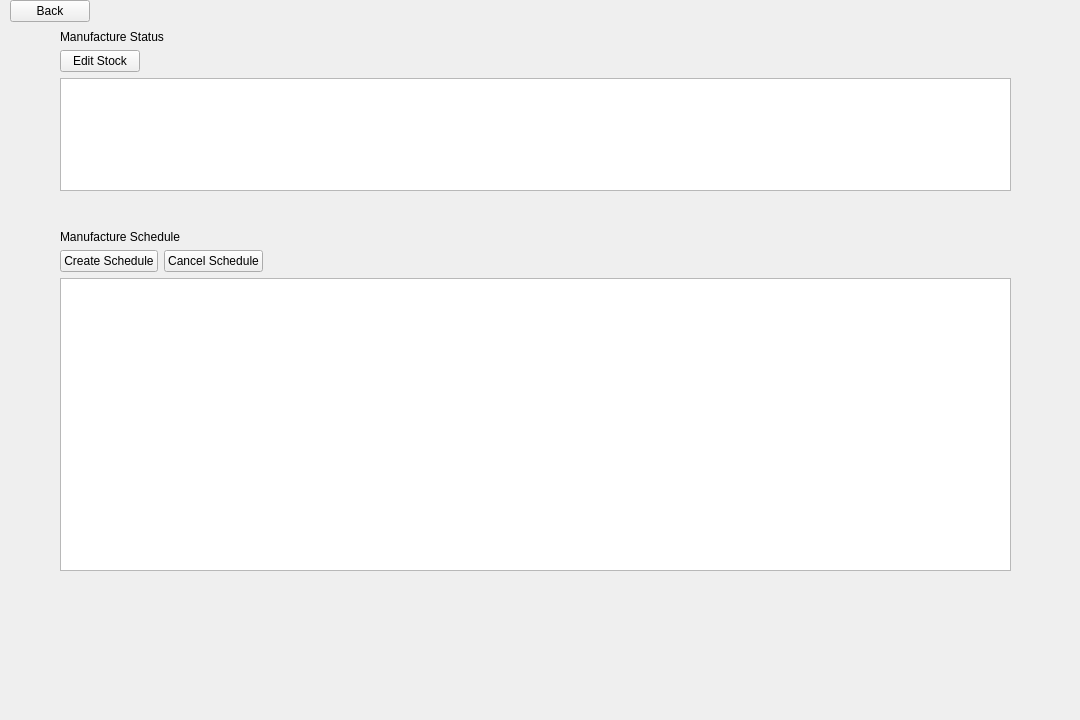
This is client/MainUI/src/views/manufacture_widget.ui in stknm19428-dot/TEST as Qt 5 draws it before an edit. The edited form follows.
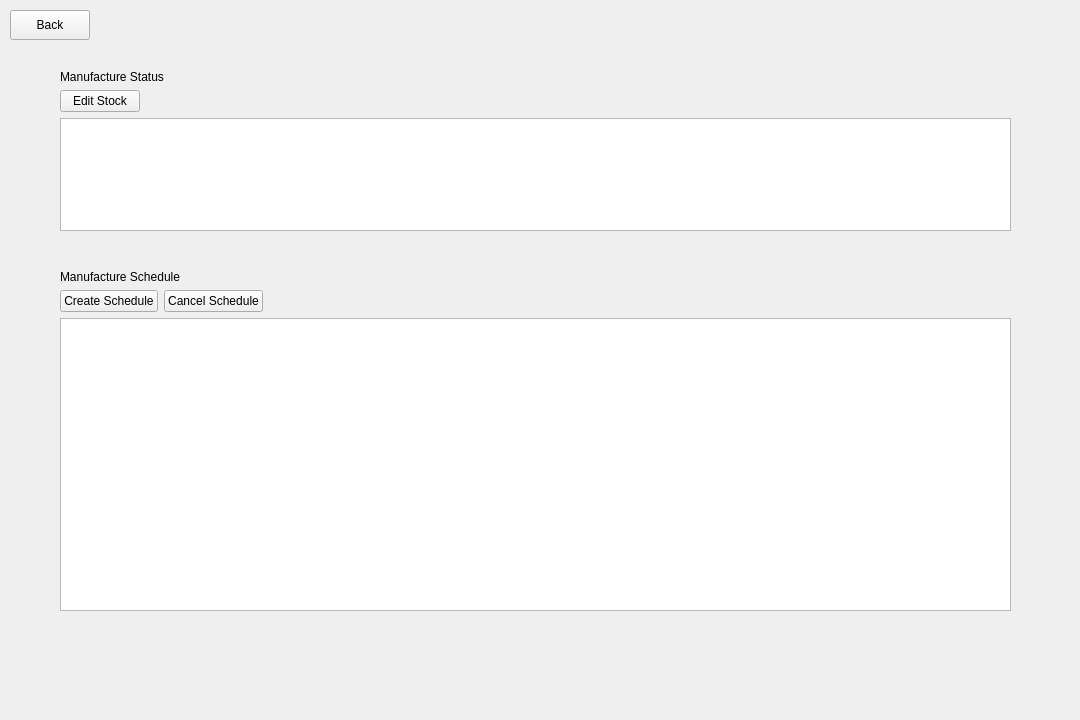
This is the edited form.

Commit message: dashboard->manufacture/process 페이지 이동, process start버튼 생성 **필요없는 logistics~~ 파일 삭제** (cmake 수정필)

Patch:
```diff
--- a/client/MainUI/src/views/manufacture_widget.ui
+++ b/client/MainUI/src/views/manufacture_widget.ui
@@ -17,7 +17,7 @@
    <property name="geometry">
     <rect>
      <x>60</x>
-     <y>30</y>
+     <y>70</y>
      <width>951</width>
      <height>161</height>
     </rect>
@@ -73,7 +73,7 @@
    <property name="geometry">
     <rect>
      <x>60</x>
-     <y>230</y>
+     <y>270</y>
      <width>951</width>
      <height>341</height>
     </rect>
@@ -136,9 +136,9 @@
    <property name="geometry">
     <rect>
      <x>10</x>
-     <y>0</y>
+     <y>10</y>
      <width>80</width>
-     <height>22</height>
+     <height>30</height>
     </rect>
    </property>
    <property name="text">
```
The commit also changes 16 other files.
